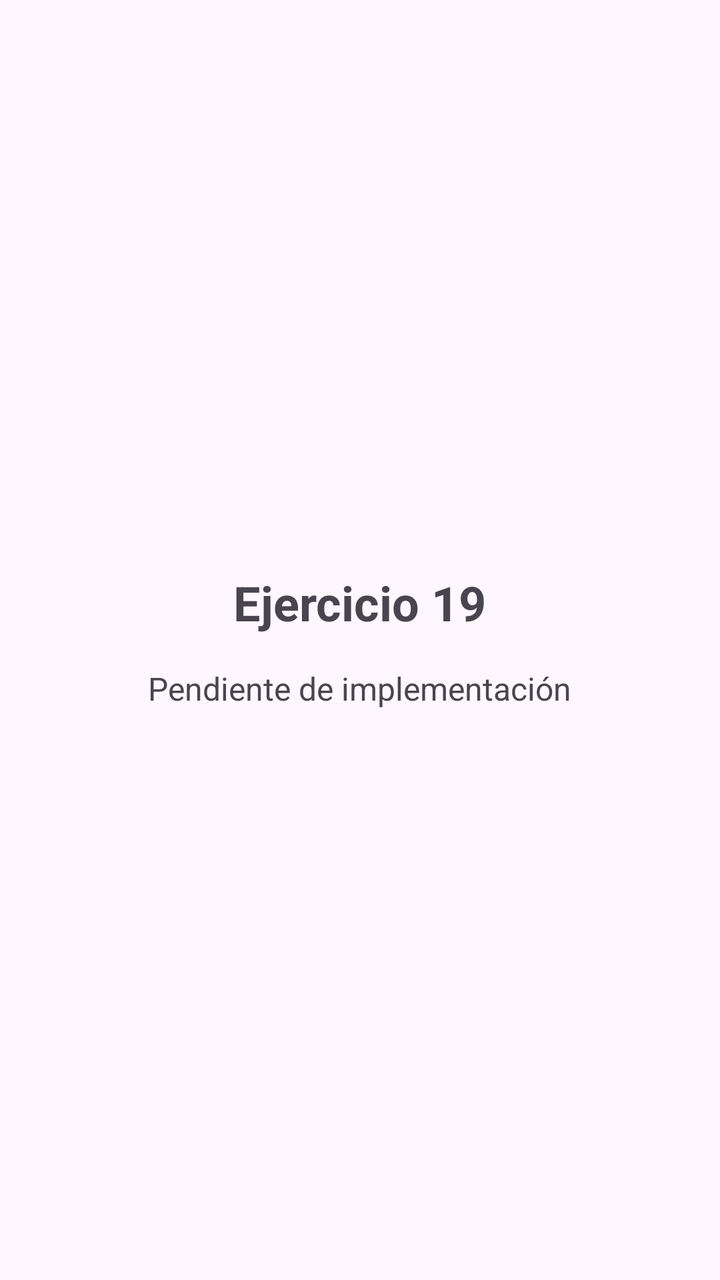
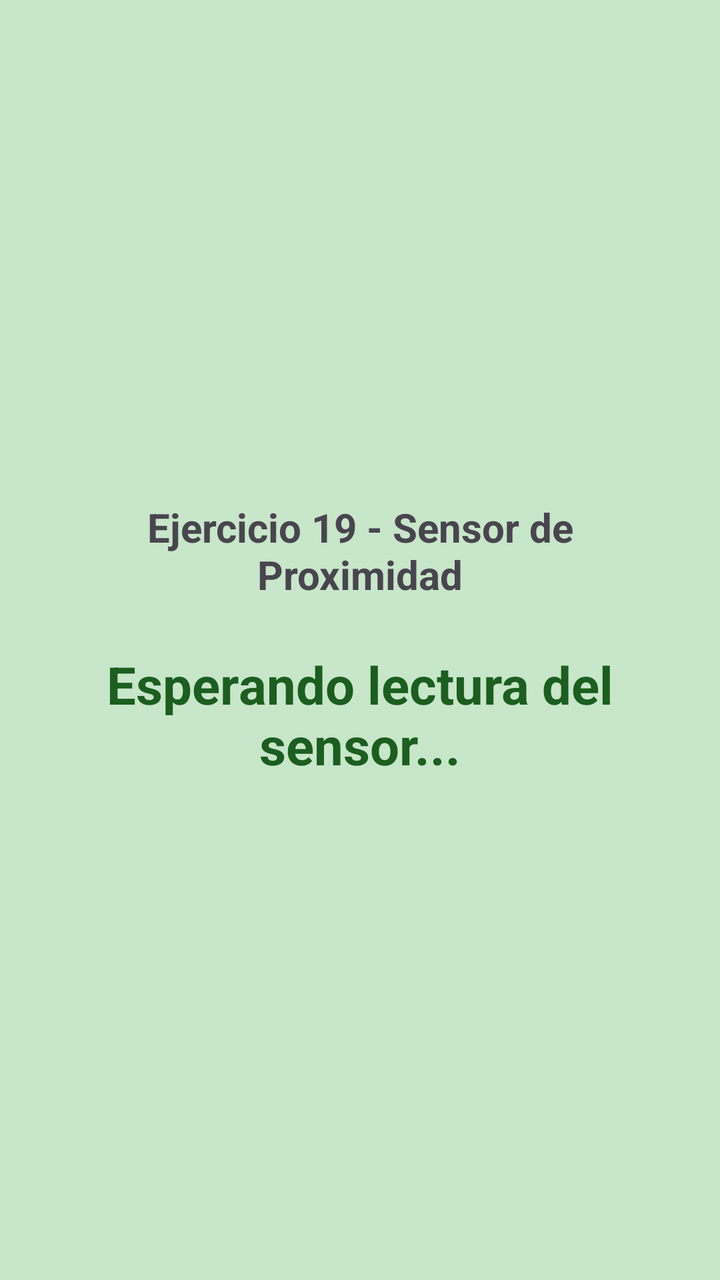

Compare the two renders of this Android layout. The source of the first and the diff that turns it into the second are given below.
<!-- AndroidManifest.xml: application theme Theme.Actividad6 -->
<!-- res/layout/activity_ejercicio19.xml -->
<?xml version="1.0" encoding="utf-8"?>
<LinearLayout xmlns:android="http://schemas.android.com/apk/res/android"
    xmlns:tools="http://schemas.android.com/tools"
    android:id="@+id/main"
    android:layout_width="match_parent"
    android:layout_height="match_parent"
    android:orientation="vertical"
    android:padding="24dp"
    android:gravity="center"
    tools:context=".ejercicios.ejercicio19.Ejercicio19Activity">

    <TextView
        android:id="@+id/tvTitle"
        android:layout_width="wrap_content"
        android:layout_height="wrap_content"
        android:text="Ejercicio 19"
        android:textSize="24sp"
        android:textStyle="bold"
        android:layout_marginBottom="16dp" />

    <TextView
        android:id="@+id/tvSubtitle"
        android:layout_width="wrap_content"
        android:layout_height="wrap_content"
        android:text="Pendiente de implementación"
        android:textSize="16sp"
        android:textColor="?android:attr/textColorSecondary" />

</LinearLayout>
<!-- resources referenced by this layout -->
<resources>
  <style name="Theme.Actividad6" parent="Base.Theme.Actividad6" />
  <style name="Base.Theme.Actividad6" parent="Theme.Material3.DayNight.NoActionBar">
          
          
      </style>
</resources>

<!-- the commit's change to res/layout/activity_ejercicio19.xml (unified diff, before → after) -->
@@ -1,29 +1,33 @@
 <?xml version="1.0" encoding="utf-8"?>
 <LinearLayout xmlns:android="http://schemas.android.com/apk/res/android"
     xmlns:tools="http://schemas.android.com/tools"
-    android:id="@+id/main"
+    android:id="@+id/layoutFondo"
     android:layout_width="match_parent"
     android:layout_height="match_parent"
     android:orientation="vertical"
     android:padding="24dp"
     android:gravity="center"
+    android:background="#C8E6C9"
     tools:context=".ejercicios.ejercicio19.Ejercicio19Activity">
 
     <TextView
-        android:id="@+id/tvTitle"
+        android:id="@+id/tvHeader"
         android:layout_width="wrap_content"
         android:layout_height="wrap_content"
-        android:text="Ejercicio 19"
-        android:textSize="24sp"
+        android:text="Ejercicio 19 - Sensor de Proximidad"
+        android:textSize="20sp"
         android:textStyle="bold"
-        android:layout_marginBottom="16dp" />
+        android:textAlignment="center"
+        android:layout_marginBottom="24dp" />
 
     <TextView
-        android:id="@+id/tvSubtitle"
+        android:id="@+id/tvEstadoProximidad"
         android:layout_width="wrap_content"
         android:layout_height="wrap_content"
-        android:text="Pendiente de implementación"
-        android:textSize="16sp"
-        android:textColor="?android:attr/textColorSecondary" />
+        android:text="Esperando lectura del sensor..."
+        android:textSize="26sp"
+        android:textStyle="bold"
+        android:textAlignment="center"
+        android:textColor="#1B5E20" />
 
 </LinearLayout>
